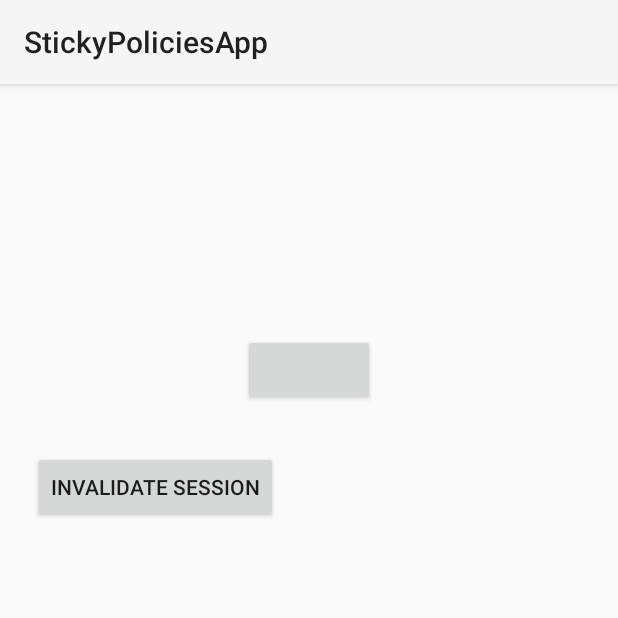
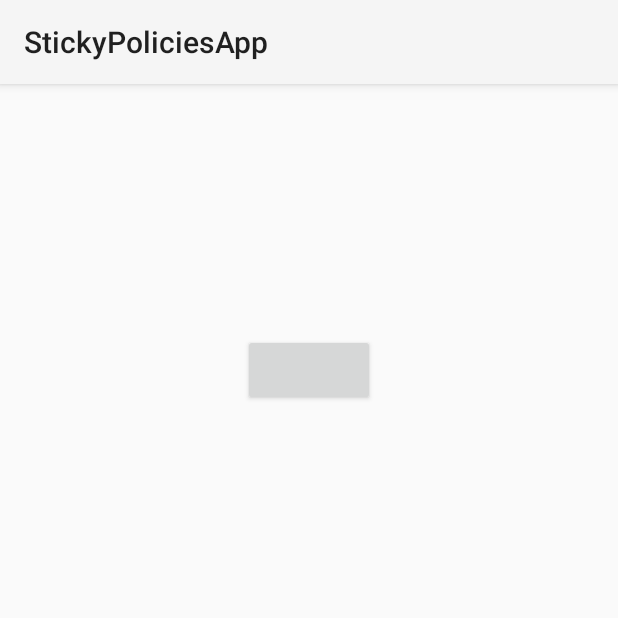
Before and after one commit to ShurayukiHime/StickyPolicies, an Android app: the ConnectToFacebookActivity screen opened directly, with no data from a screen before it, on a phone screen of 412 x 824 dp, the top half of it. Run offline under Robolectric (Android 15) with nearby library versions, the phone set to English and light mode, and no system bars; libraries missing offline, so code that uses them is left out: com.facebook, com.facebook.login; plain views replace LoginButton; 6 statements that could not run were skipped.

Commit message:
working update ;)

```diff
--- a/StickyPolicies/app/build.gradle
+++ b/StickyPolicies/app/build.gradle
@@ -31,6 +31,7 @@ dependencies {
     compile 'com.android.support:appcompat-v7:25.3.1'
     compile 'com.android.support.constraint:constraint-layout:1.0.2'
     compile 'com.facebook.android:facebook-android-sdk:[4,5)'
+    compile 'com.squareup.picasso:picasso:2.5.2'
     compile 'com.android.support:design:25.3.1'
     testCompile 'junit:junit:4.12'
 }
--- a/StickyPolicies/app/src/main/java/com/example/giada/stickypoliciesapp/ConnectToFacebookActivity.java
+++ b/StickyPolicies/app/src/main/java/com/example/giada/stickypoliciesapp/ConnectToFacebookActivity.java
@@ -1,5 +1,6 @@
 package com.example.giada.stickypoliciesapp;
 
+import android.content.Context;
 import android.content.Intent;
 import android.os.AsyncTask;
 import android.support.v7.app.AppCompatActivity;
@@ -34,7 +35,6 @@ import java.util.Arrays;
 public class ConnectToFacebookActivity extends AppCompatActivity {
     private LoginButton mFacebookLoginButton;
     private AccessToken accessToken;
-    private Button mInvalidateSessionButton;
     private CallbackManager callbackManager;
     private String TAG = "ConnectToFacebookActivi";
 
@@ -44,19 +44,14 @@ public class ConnectToFacebookActivity extends AppCompatActivity {
         setContentView(R.layout.activity_connect_to_facebook);
         Log.d(TAG, "Entered the activity");
 
-        mInvalidateSessionButton = (Button) findViewById(R.id.invalidate_session);
-        mInvalidateSessionButton.setOnClickListener(new View.OnClickListener() {
-            @Override
-            public void onClick(View v) {
-                // https://graph.accountkit.com/v1.2/logout?access_token={user_access_token}
-                LoginManager.getInstance().logOut();
-            }
-        });
+        // https://graph.accountkit.com/v1.2/logout?access_token={user_access_token}
+        //LoginManager.getInstance().logOut();
+
 
         mFacebookLoginButton = (LoginButton) findViewById(R.id.login_button);
-        mFacebookLoginButton.setReadPermissions("email");
 
         callbackManager = CallbackManager.Factory.create();
+        mFacebookLoginButton.setReadPermissions("email");
         mFacebookLoginButton.setReadPermissions(Arrays.asList("user_photos"));
         mFacebookLoginButton.registerCallback(callbackManager, new FacebookCallback<LoginResult>() {
 
@@ -64,28 +59,8 @@ public class ConnectToFacebookActivity extends AppCompatActivity {
             public void onSuccess(LoginResult loginResult) {
                 Toast.makeText(ConnectToFacebookActivity.this, "Login successful!", Toast.LENGTH_SHORT).show();
                 accessToken = loginResult.getAccessToken();
-                GraphRequest request = GraphRequest.newMeRequest(loginResult.getAccessToken(),
-                        new GraphRequest.GraphJSONObjectCallback() {
-                            @Override
-                            public void onCompleted(JSONObject object,GraphResponse response) {
-                                try {
-                                    Toast.makeText(ConnectToFacebookActivity.this, "Logged in as " + object.getString("name"), Toast.LENGTH_SHORT).show();
-                                    String id = object.getString("id");
-                                    String name = object.getString("name");
-                                    String link = object.getString("link");
-                                } catch(JSONException ex) {
-                                    ex.printStackTrace();
-                                }
-                            }
-                        });
-                Bundle parameters = new Bundle();
-                parameters.putString("fields", "id,name,link");
-                request.setParameters(parameters);
-                request.executeAsync();
 
-                Class nextActivity = DisplayFbProfileActivity.class;
-                Intent intent = new Intent(ConnectToFacebookActivity.this, nextActivity);
-                startActivity(intent);
+                startNextActivity();
             }
 
             @Override
@@ -99,6 +74,20 @@ public class ConnectToFacebookActivity extends AppCompatActivity {
                 Log.d(TAG, error.toString());
             }
         });
+
+        if (AccessToken.getCurrentAccessToken() != null) {
+            Log.d(TAG, "Already logged in!");
+            startNextActivity();
+        } else
+            Log.d(TAG, "sono arrivato qui ignorando l'if");
+
+    }
+
+    private void startNextActivity () {
+        Class nextActivity = DisplayFbProfileActivity.class;
+        Intent intent = new Intent(ConnectToFacebookActivity.this, nextActivity);
+        Log.d(TAG, "Let's go to next activity");
+        startActivity(intent);
     }
 
     @Override
--- a/StickyPolicies/app/src/main/res/layout/activity_connect_to_facebook.xml
+++ b/StickyPolicies/app/src/main/res/layout/activity_connect_to_facebook.xml
@@ -22,11 +22,5 @@
             android:layout_gravity="center_horizontal"
             android:layout_marginTop="30dp"
             android:layout_marginBottom="30dp" />
-
-        <Button
-            android:layout_width="wrap_content"
-            android:layout_height="wrap_content"
-            android:id="@+id/invalidate_session"
-            android:text="Invalidate Session"/>
     </LinearLayout>
 </android.support.constraint.ConstraintLayout>
--- a/StickyPolicies/app/src/main/res/layout/activity_display_fb_profile.xml
+++ b/StickyPolicies/app/src/main/res/layout/activity_display_fb_profile.xml
@@ -18,6 +18,7 @@
             android:id="@+id/toolbar_layout"
             android:layout_width="match_parent"
             android:layout_height="match_parent"
+            android:background="@drawable/com_facebook_button_background"
             android:fitsSystemWindows="true"
             app:contentScrim="?attr/colorPrimary"
             app:layout_scrollFlags="scroll|exitUntilCollapsed">
@@ -41,6 +42,6 @@
         android:layout_margin="@dimen/fab_margin"
         app:layout_anchor="@id/app_bar"
         app:layout_anchorGravity="bottom|end"
-        app:srcCompat="@android:drawable/ic_dialog_email" />
+        app:srcCompat="@android:drawable/ic_menu_gallery" />
 
 </android.support.design.widget.CoordinatorLayout>
```
Also changed, not shown: StickyPolicies/app/src/main/java/com/example/giada/stickypoliciesapp/DisplayFbProfileActivity.java (+30 -5 lines), StickyPolicies/app/src/main/java/com/example/giada/stickypoliciesapp/ImageAdapter.java (added, +152 -0 lines), StickyPolicies/app/src/main/res/layout/content_display_fb_profile.xml (+13 -3 lines).
